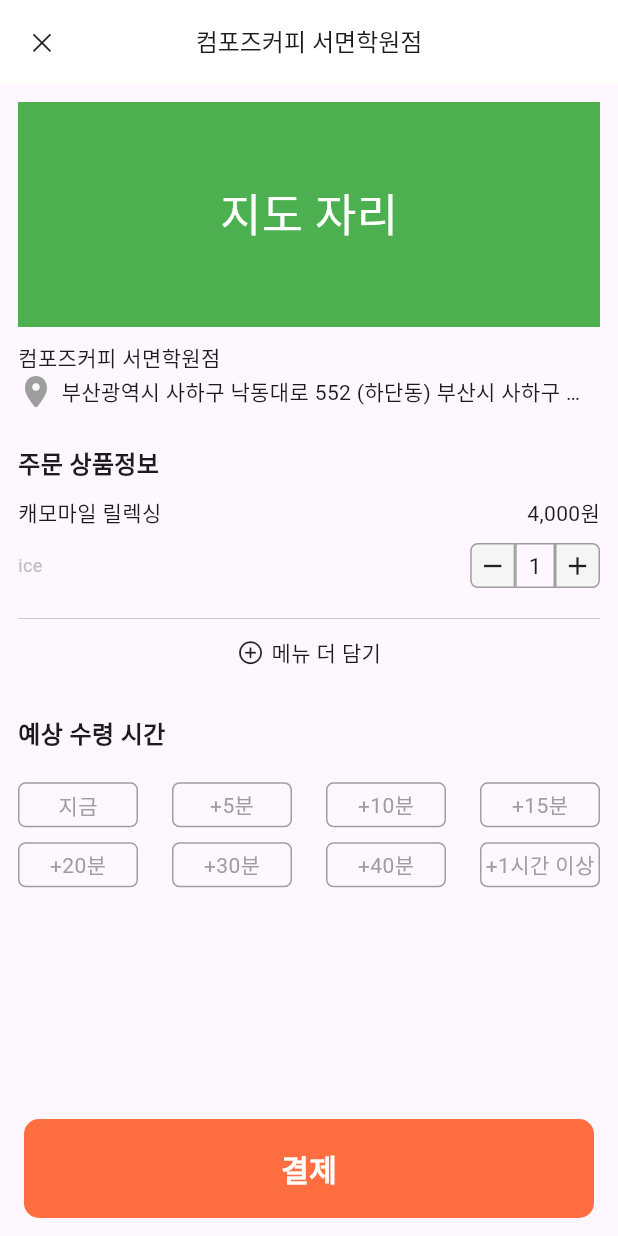
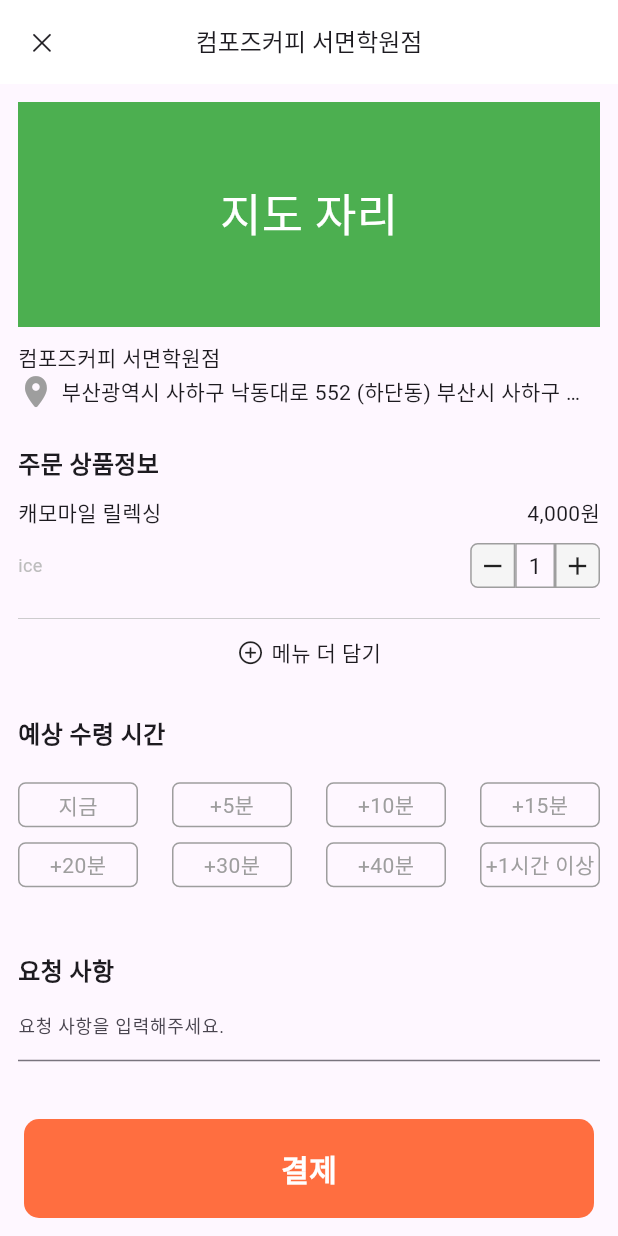
Before and after one commit to 9oj0e/pathorder_app, a Flutter app: the PaymentPage screen opened directly, on a phone screen of 412 x 824 dp. Run offline on Flutter 3.47's test engine with Material 3 defaults, Android fonts, the phone set to English and light mode, and no system bars; network calls fail.

Commit message:
design : order_quest, docs : NestedScrollView -> ListView

```diff
--- /dev/null
+++ b/lib/main_holders/home/all_menu/payment_/components/order_quest.dart
@@ -0,0 +1,35 @@
+import 'package:flutter/material.dart';
+
+// OrderRequest를 사용하고 싶었지만 통신할때 Request화 혼동올 것 같아서 OrderQuest로 함
+class OrderQuest extends StatelessWidget {
+  const OrderQuest({super.key});
+
+  @override
+  Widget build(BuildContext context) {
+    return Padding(
+      padding: const EdgeInsets.all(12.0),
+      child: Container(
+        width: double.infinity,
+        child: Column(
+          crossAxisAlignment: CrossAxisAlignment.start,
+          children: [
+            SizedBox(height: 20),
+            Text(
+              '요청 사항',
+              style: TextStyle(
+                fontSize: 16,
+                fontWeight: FontWeight.bold,
+              ),
+            ),
+            TextFormField(
+              decoration: InputDecoration(
+                hintText: "요청 사항을 입력해주세요.",
+                hintStyle: TextStyle(fontSize: 12),
+              ),
+            ),
+          ],
+        ),
+      ),
+    );
+  }
+}
--- a/lib/main_holders/home/all_menu/payment_/payment_page.dart
+++ b/lib/main_holders/home/all_menu/payment_/payment_page.dart
@@ -1,6 +1,7 @@
 import 'package:flutter/material.dart';
 
 import 'components/add_menu_button.dart';
+import 'components/order_quest.dart';
 import 'components/payment_bottom_app_bar.dart';
 import 'components/payment_page_app_bar.dart';
 import 'components/pick_up_time.dart';
@@ -14,23 +15,18 @@ class PaymentPage extends StatelessWidget {
   Widget build(BuildContext context) {
     return Scaffold(
       appBar: PaymentPageAppBar(),
-      body: NestedScrollView(
-        headerSliverBuilder: (context, _) {
-          return [
-            SliverList(
-              delegate: SliverChildListDelegate([
+      body: ListView(
+        children: [
           StoreLocation(),
-              ]),
-            ),
-          ];
-        },
-        body: Column(
+          Column(
             children: [
               ProductInfo(),
               AddMenuButton(),
               PickUpTime(),
+              OrderQuest(),
             ],
-        ),
+          )
+        ],
       ),
       bottomNavigationBar: PaymentBottomAppBar(),
     );
```
Lines whose indentation alone changed are shown as unchanged.
